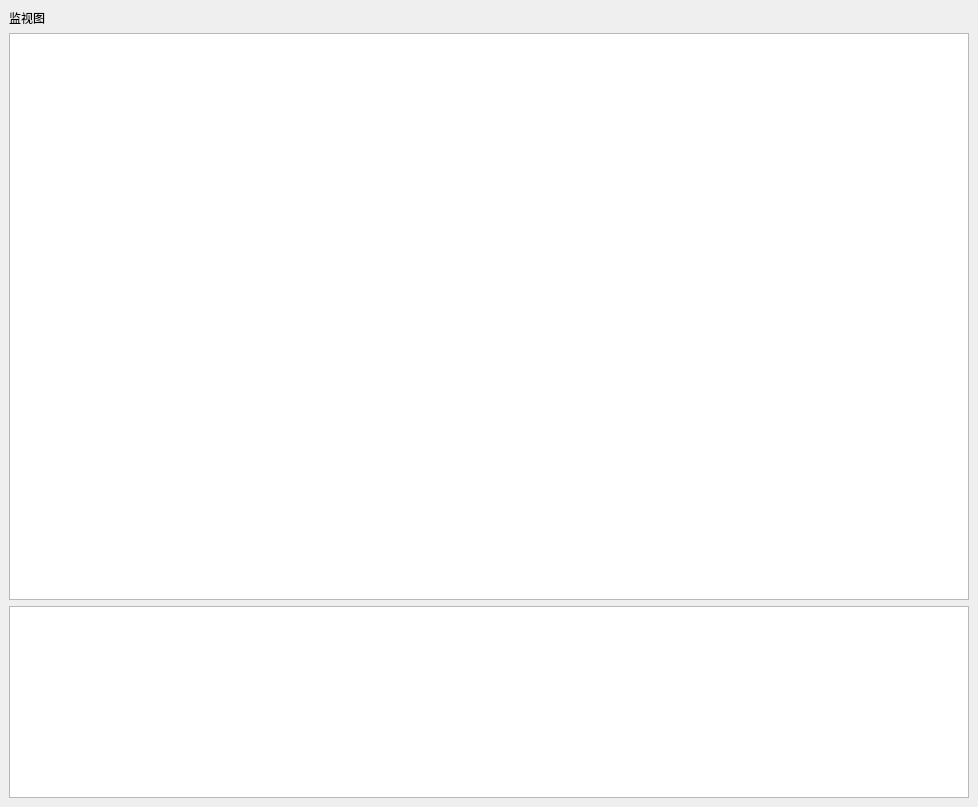
Before: the Qt Designer form QtDesigner/main_window.ui in jelly-lemon/contrl_sys_ui, drawn with Qt 5.
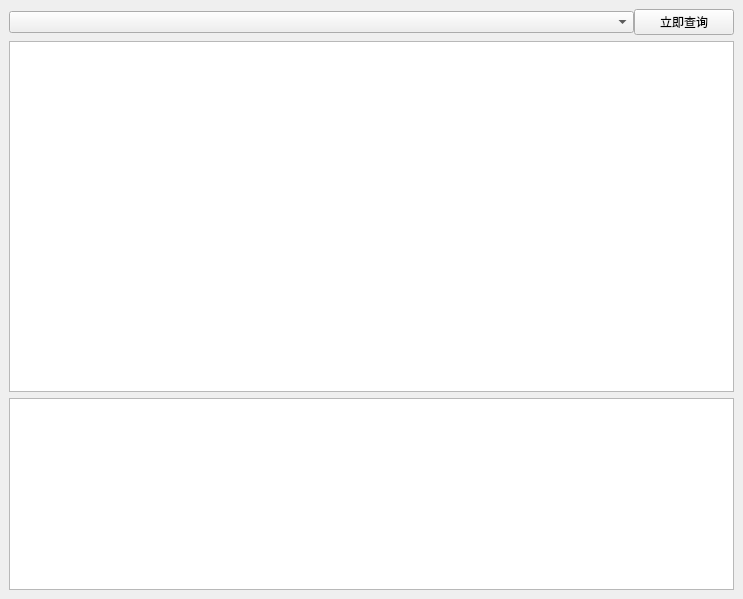
After: the same form once the commit is applied.

```diff
--- a/QtDesigner/main_window.ui
+++ b/QtDesigner/main_window.ui
@@ -6,8 +6,8 @@
    <rect>
     <x>0</x>
     <y>0</y>
-    <width>978</width>
-    <height>807</height>
+    <width>743</width>
+    <height>599</height>
    </rect>
   </property>
   <property name="sizePolicy">
@@ -22,12 +22,33 @@
   <widget class="QWidget" name="centralwidget">
    <layout class="QVBoxLayout" name="verticalLayout">
     <item>
-     <widget class="QLabel" name="label">
+     <layout class="QHBoxLayout" name="input_layout">
+      <property name="spacing">
+       <number>0</number>
+      </property>
+      <property name="sizeConstraint">
+       <enum>QLayout::SetDefaultConstraint</enum>
+      </property>
+      <item>
+       <widget class="QComboBox" name="box_com_port"/>
+      </item>
+      <item>
+       <widget class="QPushButton" name="btn_submit">
+        <property name="maximumSize">
+         <size>
+          <width>100</width>
+          <height>16777215</height>
+         </size>
+        </property>
       <property name="text">
-       <string>监视图</string>
+         <string>立即查询</string>
       </property>
      </widget>
     </item>
+     </layout>
+    </item>
+    <item>
+     <layout class="QVBoxLayout" name="data_layout">
     <item>
      <widget class="QTableWidget" name="table_1">
       <property name="sizePolicy">
@@ -62,6 +83,8 @@
        </size>
       </property>
      </widget>
+      </item>
+     </layout>
     </item>
    </layout>
   </widget>
```
Left out of the diff: 4 changed lines with no effect on the pictures. Lines whose indentation alone changed are shown as unchanged.
